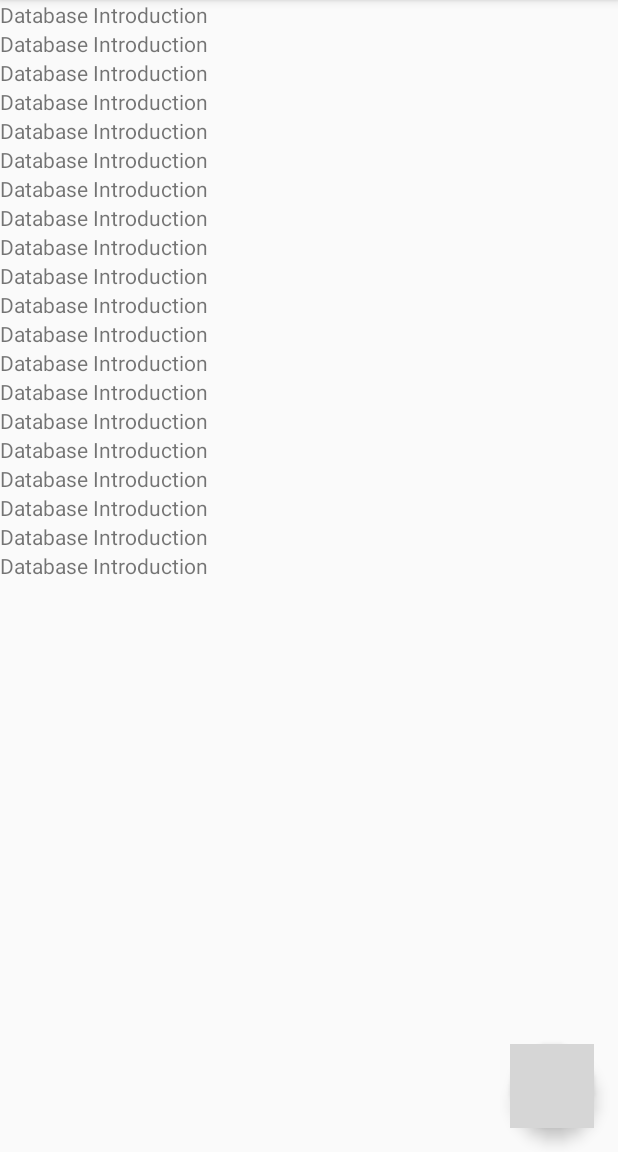
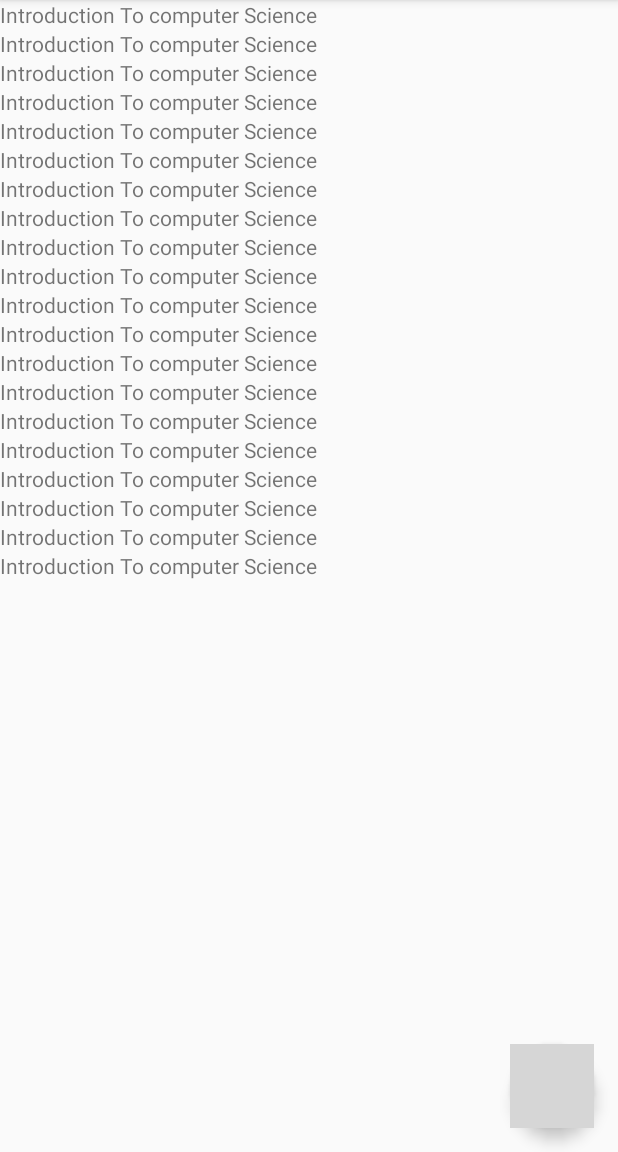
Before and after one commit to jawadhassan/Quizica, an Android app: the screen it shows after launch (QuizListActivity before the commit, CourseListActivity after it), on a phone screen of 412 x 824 dp, the part 84-1236 px from its top. Run offline under Robolectric (Android 15) with nearby library versions, the phone set to English and light mode, and no system bars; grey boxes are pictures that could not be loaded.

Commit message:
CourseListAdded

```diff
--- a/app/src/main/AndroidManifest.xml
+++ b/app/src/main/AndroidManifest.xml
@@ -9,7 +9,7 @@
         android:supportsRtl="true"
         android:theme="@style/AppTheme">
 
-        <activity android:name=".QuizListActivity">
+        <activity android:name=".CourseListActivity">
             <intent-filter>
                 <action android:name="android.intent.action.MAIN" />
 
@@ -27,7 +27,7 @@
         <activity android:name=".McqMakerActivity"></activity>
         <activity android:name=".TextMakerActivity"></activity>
         <activity android:name=".QuizCreateActivity"></activity>
-
+        <activity android:name=".QuizListActivity"></activity>
 
     </application>
 
--- /dev/null
+++ b/app/src/main/java/com/example/hamid_pc/quizica/Course.java
@@ -0,0 +1,29 @@
+package com.example.hamid_pc.quizica;
+
+/**
+ * Created by Hamid-PC on 1/26/2017.
+ */
+
+public class Course {
+    private String CourseCode;
+    private String CourseName;
+    private String CourseInstructor;
+
+    public Course(String courseCode, String courseName, String courseInstructor) {
+        CourseCode = courseCode;
+        CourseName = courseName;
+        CourseInstructor = courseInstructor;
+    }
+
+    public String getCourseCode() {
+        return CourseCode;
+    }
+
+    public String getCourseName() {
+        return CourseName;
+    }
+
+    public String getCourseInstructor() {
+        return CourseInstructor;
+    }
+}
--- /dev/null
+++ b/app/src/main/java/com/example/hamid_pc/quizica/CourseListActivity.java
@@ -0,0 +1,20 @@
+package com.example.hamid_pc.quizica;
+
+import android.os.Bundle;
+import android.support.v4.app.Fragment;
+
+/**
+ * Created by Hamid-PC on 1/26/2017.
+ */
+
+public class CourseListActivity extends SingleFragmentActivity {
+    @Override
+    protected void onCreate(Bundle savedInstanceState) {
+        super.onCreate(savedInstanceState);
+    }
+
+    @Override
+    protected Fragment createFragment() {
+        return new CourseListFragment();
+    }
+}
--- /dev/null
+++ b/app/src/main/java/com/example/hamid_pc/quizica/CourseListFragment.java
@@ -0,0 +1,104 @@
+package com.example.hamid_pc.quizica;
+
+import android.os.Bundle;
+import android.support.annotation.Nullable;
+import android.support.design.widget.FloatingActionButton;
+import android.support.v4.app.Fragment;
+import android.support.v7.widget.LinearLayoutManager;
+import android.support.v7.widget.RecyclerView;
+import android.view.LayoutInflater;
+import android.view.View;
+import android.view.ViewGroup;
+import android.widget.TextView;
+import android.widget.Toast;
+
+import java.util.ArrayList;
+import java.util.List;
+
+/**
+ * Created by Hamid-PC on 1/26/2017.
+ */
+
+public class CourseListFragment extends Fragment {
+    private RecyclerView mCourseRecyclerView;
+    private CourseAdapter mAdapter;
+    private List<Course> mCourses;
+    private FloatingActionButton mfloatingActionButton;
+
+
+    @Nullable
+    @Override
+    public View onCreateView(LayoutInflater inflater, @Nullable ViewGroup container, @Nullable Bundle savedInstanceState) {
+        View view = inflater.inflate(R.layout.fragment_course_list, container, false);
+        mCourseRecyclerView = (RecyclerView) view.findViewById(R.id.course_recycler_view);
+        mCourseRecyclerView.setLayoutManager(new LinearLayoutManager(getActivity()));
+        mfloatingActionButton = (FloatingActionButton) view.findViewById(R.id.course_floating_button);
+        updateUI();
+        mfloatingActionButton.setOnClickListener(new View.OnClickListener() {
+            @Override
+            public void onClick(View v) {
+                Toast.makeText(getActivity(), "Successful", Toast.LENGTH_SHORT).show();
+            }
+        });
+
+        return view;
+    }
+
+    public void updateUI() {
+        mCourses = new ArrayList<>();
+        for (int i = 0; i < 20; i++) {
+            mCourses.add(new Course("CS101", "Introduction To computer Science", "Dr.Smith"));
+        }
+
+        mAdapter = new CourseAdapter(mCourses);
+        mCourseRecyclerView.setAdapter(mAdapter);
+    }
+
+    private class CourseHolder extends RecyclerView.ViewHolder implements View.OnClickListener {
+        private TextView mTextView;
+
+        public CourseHolder(View itemView) {
+            super(itemView);
+            itemView.setOnClickListener(this);
+            this.mTextView = (TextView)
+                    itemView.findViewById(R.id.list_item_course_title_text_view);
+        }
+
+        @Override
+        public void onClick(View v) {
+
+        }
+    }
+
+    private class CourseAdapter extends RecyclerView.Adapter<CourseHolder> {
+
+        private List<Course> mCourse;
+
+        public CourseAdapter(List<Course> mCourse) {
+
+            this.mCourse = mCourse;
+        }
+
+        @Override
+        public void onBindViewHolder(CourseHolder holder, int position) {
+            Course course = mCourse.get(position);
+            holder.mTextView.setText(course.getCourseName());
+
+        }
+
+        @Override
+        public CourseHolder onCreateViewHolder(ViewGroup parent, int viewType) {
+
+            LayoutInflater layoutInflater = LayoutInflater.from(getActivity());
+            View view = layoutInflater
+                    .inflate(R.layout.list_item_course, parent, false);
+
+            return new CourseHolder(view);
+        }
+
+        @Override
+        public int getItemCount() {
+            return mCourse.size();
+        }
+    }
+}
--- /dev/null
+++ b/app/src/main/java/com/example/hamid_pc/quizica/EnrollActivity.java
@@ -0,0 +1,20 @@
+package com.example.hamid_pc.quizica;
+
+import android.os.Bundle;
+import android.support.v4.app.Fragment;
+
+/**
+ * Created by Hamid-PC on 1/27/2017.
+ */
+
+public class EnrollActivity extends SingleFragmentActivity {
+    @Override
+    protected void onCreate(Bundle savedInstanceState) {
+        super.onCreate(savedInstanceState);
+    }
+
+    @Override
+    protected Fragment createFragment() {
+        return null;
+    }
+}
--- /dev/null
+++ b/app/src/main/java/com/example/hamid_pc/quizica/EnrollFragment.java
@@ -0,0 +1,11 @@
+package com.example.hamid_pc.quizica;
+
+import android.support.v4.app.Fragment;
+
+/**
+ * Created by Hamid-PC on 1/27/2017.
+ */
+
+public class EnrollFragment extends Fragment {
+
+}
--- a/app/src/main/java/com/example/hamid_pc/quizica/QuizListFragment.java
+++ b/app/src/main/java/com/example/hamid_pc/quizica/QuizListFragment.java
@@ -20,17 +20,17 @@ import java.util.List;
 public class QuizListFragment extends Fragment {
 
     private static final String DIALOG_OPERATION = "DialogOperation";
-    private RecyclerView mCrimeRecyclerView;
+    private RecyclerView mQuizRecyclerView;
     private QuizAdapter mAdapter;
-    private List<Quiz> mquizes;
+    private List<Quiz> mQuizes;
     private FloatingActionButton mfloatingActionButton;
 
     @Nullable
     @Override
     public View onCreateView(LayoutInflater inflater, @Nullable ViewGroup container, @Nullable Bundle savedInstanceState) {
         View view = inflater.inflate(R.layout.fragment_quiz_list, container, false);
-        mCrimeRecyclerView = (RecyclerView) view.findViewById(R.id.quiz_recycler_view);
-        mCrimeRecyclerView.setLayoutManager(new LinearLayoutManager(getActivity()));
+        mQuizRecyclerView = (RecyclerView) view.findViewById(R.id.quiz_recycler_view);
+        mQuizRecyclerView.setLayoutManager(new LinearLayoutManager(getActivity()));
         mfloatingActionButton = (FloatingActionButton) view.findViewById(R.id.quiz_floating_button);
         updateUI();
 
@@ -50,13 +50,13 @@ public class QuizListFragment extends Fragment {
         //  page no 184 of Big nerd ranch
         //Temporary Code For Checking
 
-        mquizes = new ArrayList<>();
+        mQuizes = new ArrayList<>();
         for (int i = 0; i < 20; i++) {
-            mquizes.add(new Quiz("Database Introduction", 1));
+            mQuizes.add(new Quiz("Database Introduction", 1));
         }
 
-        mAdapter = new QuizAdapter(mquizes);
-        mCrimeRecyclerView.setAdapter(mAdapter);
+        mAdapter = new QuizAdapter(mQuizes);
+        mQuizRecyclerView.setAdapter(mAdapter);
     }
 
     private class QuizHolder extends RecyclerView.ViewHolder implements View.OnClickListener {
--- /dev/null
+++ b/app/src/main/res/layout/fragment_course_list.xml
@@ -0,0 +1,22 @@
+<?xml version="1.0" encoding="utf-8"?>
+<android.support.design.widget.CoordinatorLayout xmlns:android="http://schemas.android.com/apk/res/android"
+    xmlns:app="http://schemas.android.com/apk/res-auto"
+    android:layout_width="match_parent"
+    android:layout_height="match_parent">
+
+    <android.support.v7.widget.RecyclerView xmlns:android="http://schemas.android.com/apk/res/android"
+        android:id="@+id/course_recycler_view"
+        android:layout_width="match_parent"
+        android:layout_height="match_parent"></android.support.v7.widget.RecyclerView>
+
+    <android.support.design.widget.FloatingActionButton
+        android:id="@+id/course_floating_button"
+        android:layout_width="wrap_content"
+        android:layout_height="wrap_content"
+        android:layout_gravity="bottom|right"
+        android:layout_margin="16dp"
+        android:src="@drawable/ic_add_white_24dp"
+        app:layout_anchor="@id/course_recycler_view"
+        app:layout_anchorGravity="bottom|right|end" />
+
+</android.support.design.widget.CoordinatorLayout>
--- /dev/null
+++ b/app/src/main/res/layout/list_item_course.xml
@@ -0,0 +1,13 @@
+<?xml version="1.0" encoding="utf-8"?>
+<LinearLayout xmlns:android="http://schemas.android.com/apk/res/android"
+    android:layout_width="match_parent"
+    android:layout_height="wrap_content"
+    android:orientation="vertical">
+
+
+    <TextView
+        android:id="@+id/list_item_course_title_text_view"
+        android:layout_width="match_parent"
+        android:layout_height="wrap_content" />
+
+</LinearLayout>
```
